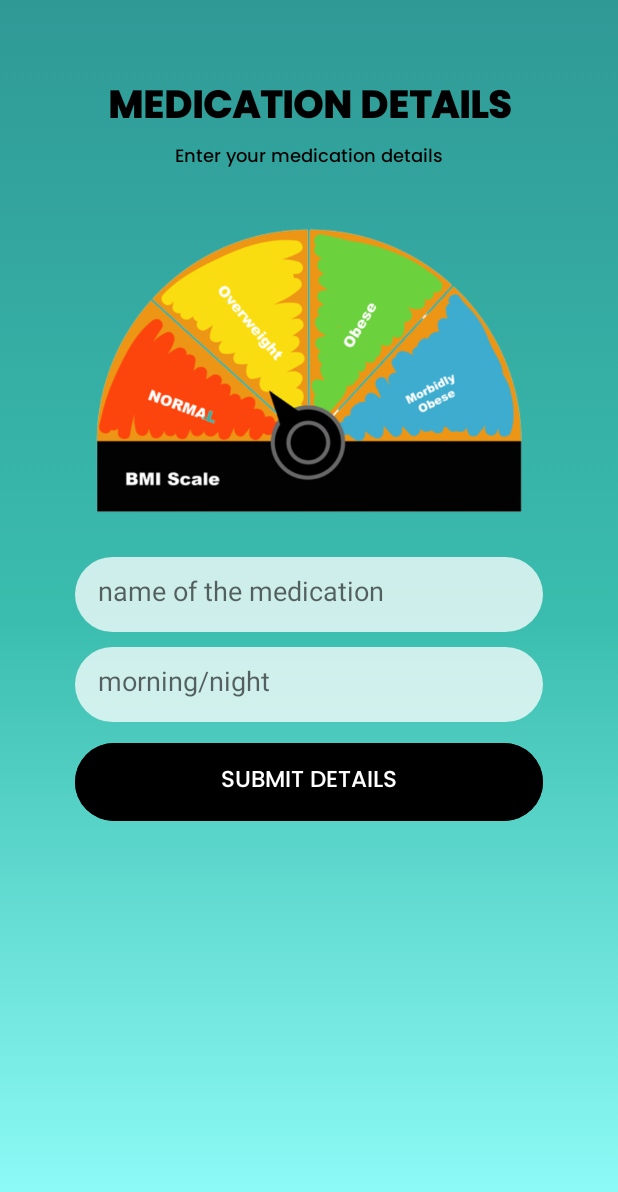
After one commit to danuja01/Tourist_Managment_system-MAD_Project, an Android app: the BmiCal screen opened directly, with no data from a screen before it, on a phone screen of 412 x 824 dp. The commit adds this screen. Shown: the top 1192 px of the screen. Run offline under Robolectric (Android 15) with nearby library versions, the phone set to English and light mode, and no system bars.

Commit message:
Created BMi calculate UI page

```diff
--- a/app/src/main/AndroidManifest.xml
+++ b/app/src/main/AndroidManifest.xml
@@ -13,6 +13,9 @@
         android:supportsRtl="true"
         android:theme="@style/Theme.MADproject"
         tools:targetApi="31">
+        <activity
+            android:name=".BmiCal"
+            android:exported="false" />
         <activity
             android:name=".Medical.Medication"
             android:exported="false" />
--- /dev/null
+++ b/app/src/main/java/com/example/madproject/BmiCal.java
@@ -0,0 +1,14 @@
+package com.example.madproject;
+
+import androidx.appcompat.app.AppCompatActivity;
+
+import android.os.Bundle;
+
+public class BmiCal extends AppCompatActivity {
+
+    @Override
+    protected void onCreate(Bundle savedInstanceState) {
+        super.onCreate(savedInstanceState);
+        setContentView(R.layout.activity_bmi_cal);
+    }
+}
--- a/app/src/main/java/com/example/madproject/Medical/HealthTracker.java
+++ b/app/src/main/java/com/example/madproject/Medical/HealthTracker.java
@@ -6,6 +6,7 @@ import android.content.Intent;
 import android.os.Bundle;
 import android.view.View;
 
+import com.example.madproject.BmiCal;
 import com.example.madproject.R;
 
 public class HealthTracker extends AppCompatActivity {
@@ -25,4 +26,9 @@ public class HealthTracker extends AppCompatActivity {
         Intent medication = new Intent(this, Medication.class);
         startActivity(medication);
     }
+
+    public void clickBmi(View v) {
+        Intent BMI = new Intent(this, BmiCal.class);
+        startActivity(BMI);
+    }
 }
--- /dev/null
+++ b/app/src/main/res/layout/activity_bmi_cal.xml
@@ -0,0 +1,81 @@
+<?xml version="1.0" encoding="utf-8"?>
+<LinearLayout xmlns:android="http://schemas.android.com/apk/res/android"
+    xmlns:app="http://schemas.android.com/apk/res-auto"
+    xmlns:tools="http://schemas.android.com/tools"
+    android:layout_width="match_parent"
+    android:layout_height="match_parent"
+    android:background="@drawable/gradient_background"
+    android:orientation="vertical"
+    android:paddingHorizontal="50dp"
+    android:paddingTop="50dp"
+    android:paddingBottom="0dp"
+    tools:context=".BmiCal">
+
+    <TextView
+        android:id="@+id/title"
+        android:layout_width="match_parent"
+        android:layout_height="wrap_content"
+        android:fontFamily="@font/poppins_bold"
+        android:text="@string/ht5_title"
+        android:textAlignment="center"
+        android:textColor="@color/black"
+        android:textFontWeight="900"
+        android:textSize="25sp" />
+
+    <TextView
+        android:id="@+id/caption"
+        android:layout_width="match_parent"
+        android:layout_height="wrap_content"
+        android:fontFamily="@font/poppins_medium"
+        android:text="@string/ht5_caption"
+        android:textAlignment="center"
+        android:textColor="@color/black"
+        android:textSize="12sp" />
+
+    <LinearLayout
+        android:layout_width="match_parent"
+        android:layout_height="wrap_content"
+        android:layout_marginTop="24dp"
+        android:orientation="vertical">
+
+        <ImageView
+            android:id="@+id/imageView7"
+            android:layout_width="match_parent"
+            android:layout_height="216dp"
+            android:layout_marginBottom="16dp"
+            app:srcCompat="@drawable/kk" />
+
+        <EditText
+            android:layout_width="match_parent"
+            android:layout_height="50dp"
+            android:background="@drawable/custom_input"
+            android:hint="@string/ht5_hint_name"
+            android:inputType="textPersonName"
+            android:padding="15dp" />
+
+        <EditText
+            android:layout_width="match_parent"
+            android:layout_height="50dp"
+            android:layout_marginTop="10dp"
+            android:background="@drawable/custom_input"
+            android:hint="@string/ht5_hint_daytime"
+            android:inputType="textPersonName"
+            android:padding="15dp" />
+
+
+        <Button
+            android:id="@+id/medIdBtn"
+            style="@style/Widget.Material3.Button"
+            android:layout_width="match_parent"
+            android:layout_height="60dp"
+            android:layout_marginTop="10dp"
+            android:backgroundTint="@color/black"
+            android:fontFamily="@font/poppins_medium"
+            android:text="@string/ht3_btn_submit"
+            android:textSize="15sp" />
+
+    </LinearLayout>
+
+
+
+</LinearLayout>
--- a/app/src/main/res/layout/activity_health_tracker.xml
+++ b/app/src/main/res/layout/activity_health_tracker.xml
@@ -74,14 +74,15 @@
 
     <Button
         android:id="@+id/bmiBtn"
+        style="@style/Widget.Material3.Button"
         android:layout_width="match_parent"
         android:layout_height="28pt"
         android:layout_marginBottom="10sp"
+        android:backgroundTint="@color/blueBtn"
         android:fontFamily="@font/poppins_medium"
+        android:onClick="clickBmi"
         android:text="@string/ht1_btn_bmi"
-        android:textSize="15sp"
-        android:backgroundTint="@color/blueBtn"
-        style="@style/Widget.Material3.Button"/>
+        android:textSize="15sp" />
 </LinearLayout>
 
 </LinearLayout>
```
Also changed, not shown: app/src/main/res/drawable/_98_2989208_body_mass_index_png_transparent_png_removebg_preview.png (added), app/src/main/res/drawable/kk.png (added).
